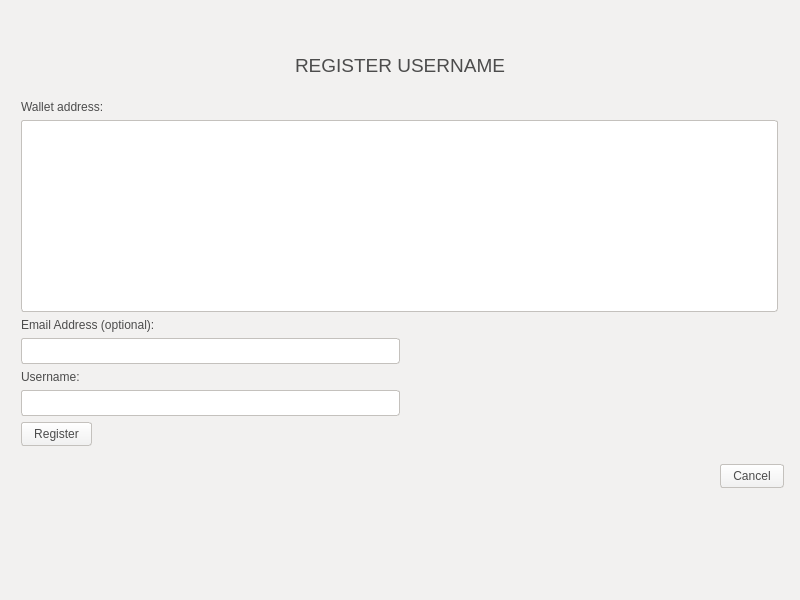
This is src/qt/forms/ChatWindow.ui in pakage/navajocoin as Qt 5 draws it before an edit. The edited form follows.
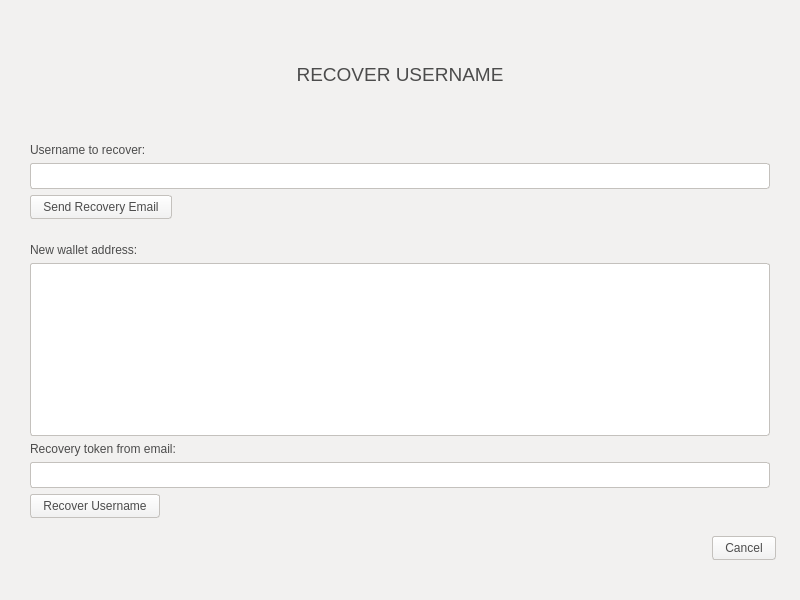
This is the edited form. The open tabs and pages were chosen to show the change. Icons and pictures are not drawn.

The edit to the form file:
```diff
--- a/src/qt/forms/ChatWindow.ui
+++ b/src/qt/forms/ChatWindow.ui
@@ -73,7 +73,7 @@
           <string notr="true">background-image:url(:/images/res/images/nav-bg.jpg)</string>
          </property>
          <property name="currentIndex">
-          <number>3</number>
+          <number>4</number>
          </property>
          <widget class="QWidget" name="chatPage">
           <layout class="QGridLayout" name="gridLayout">
@@ -297,19 +297,15 @@
            </item>
           </layout>
          </widget>
-         <widget class="QWidget" name="loginPage1">
-          <layout class="QGridLayout" name="gridLayout_3"/>
-         </widget>
          <widget class="QWidget" name="loginPage">
-          <widget class="QWidget" name="verticalLayoutWidget_2">
-           <property name="geometry">
-            <rect>
-             <x>0</x>
-             <y>0</y>
-             <width>781</width>
-             <height>581</height>
-            </rect>
-           </property>
+          <property name="minimumSize">
+           <size>
+            <width>0</width>
+            <height>0</height>
+           </size>
+          </property>
+          <layout class="QGridLayout" name="gridLayout_7">
+           <item row="0" column="0">
            <layout class="QVBoxLayout" name="verticalLayout_6">
             <item>
              <layout class="QHBoxLayout" name="horizontalLayout_5">
@@ -581,6 +577,48 @@
                    </item>
                   </layout>
                  </item>
+                  <item row="6" column="1">
+                   <layout class="QVBoxLayout" name="verticalLayout_7">
+                    <property name="spacing">
+                     <number>0</number>
+                    </property>
+                    <property name="topMargin">
+                     <number>0</number>
+                    </property>
+                    <item>
+                     <widget class="QCommandLinkButton" name="transferUsername">
+                      <property name="maximumSize">
+                       <size>
+                        <width>16777215</width>
+                        <height>25</height>
+                       </size>
+                      </property>
+                      <property name="text">
+                       <string>Transfer username</string>
+                      </property>
+                     </widget>
+                    </item>
+                    <item>
+                     <widget class="QCommandLinkButton" name="recoverUsername">
+                      <property name="maximumSize">
+                       <size>
+                        <width>16777215</width>
+                        <height>25</height>
+                       </size>
+                      </property>
+                      <property name="text">
+                       <string>Recover username</string>
+                      </property>
+                      <property name="iconSize">
+                       <size>
+                        <width>20</width>
+                        <height>20</height>
+                       </size>
+                      </property>
+                     </widget>
+                    </item>
+                   </layout>
+                  </item>
                 </layout>
                </widget>
               </item>
@@ -613,18 +651,12 @@
              </spacer>
             </item>
            </layout>
-          </widget>
+           </item>
+          </layout>
          </widget>
          <widget class="QWidget" name="registerPage">
-          <widget class="QWidget" name="verticalLayoutWidget">
-           <property name="geometry">
-            <rect>
-             <x>0</x>
-             <y>0</y>
-             <width>781</width>
-             <height>581</height>
-            </rect>
-           </property>
+          <layout class="QGridLayout" name="gridLayout_3">
+           <item row="0" column="0">
            <layout class="QVBoxLayout" name="verticalLayout_5">
             <item>
              <layout class="QHBoxLayout" name="horizontalLayout_4">
@@ -705,7 +737,7 @@
                <number>6</number>
               </property>
               <property name="topMargin">
-               <number>6</number>
+                <number>40</number>
               </property>
               <property name="rightMargin">
                <number>6</number>
@@ -939,7 +971,442 @@
              </spacer>
             </item>
            </layout>
-          </widget>
+           </item>
+          </layout>
+         </widget>
+         <widget class="QWidget" name="recoverPage">
+          <layout class="QGridLayout" name="gridLayout_6">
+           <item row="1" column="0">
+            <layout class="QHBoxLayout" name="horizontalLayout_21">
+             <property name="leftMargin">
+              <number>6</number>
+             </property>
+             <property name="topMargin">
+              <number>40</number>
+             </property>
+             <property name="rightMargin">
+              <number>6</number>
+             </property>
+             <property name="bottomMargin">
+              <number>6</number>
+             </property>
+             <item>
+              <widget class="QFrame" name="gridFrame">
+               <property name="styleSheet">
+                <string notr="true">background: none;
+background-color: #F2F1F0;
+border-radius: 3px;
+color: #4C4C4C;</string>
+               </property>
+               <layout class="QGridLayout" name="gridLayout_8">
+                <property name="leftMargin">
+                 <number>6</number>
+                </property>
+                <property name="topMargin">
+                 <number>6</number>
+                </property>
+                <property name="rightMargin">
+                 <number>6</number>
+                </property>
+                <property name="bottomMargin">
+                 <number>6</number>
+                </property>
+                <item row="4" column="0">
+                 <layout class="QHBoxLayout" name="horizontalLayout_18">
+                  <item>
+                   <widget class="QPushButton" name="sendRecoveryEmail">
+                    <property name="styleSheet">
+                     <string notr="true">background: none;
+background-color: qlineargradient(spread:pad, x1:0, y1:1, x2:0, y2:0, stop:0 rgb(240,240,240), stop:1 rgb(255, 255, 255));
+border-radius:3px;
+border: 1px solid #C4C1BD;
+color: #4C4C4C;
+padding: 4px 12px;</string>
+                    </property>
+                    <property name="text">
+                     <string>Send Recovery Email</string>
+                    </property>
+                   </widget>
+                  </item>
+                  <item>
+                   <widget class="QLabel" name="label_12">
+                    <property name="text">
+                     <string/>
+                    </property>
+                   </widget>
+                  </item>
+                  <item>
+                   <spacer name="horizontalSpacer_15">
+                    <property name="orientation">
+                     <enum>Qt::Horizontal</enum>
+                    </property>
+                    <property name="sizeHint" stdset="0">
+                     <size>
+                      <width>40</width>
+                      <height>20</height>
+                     </size>
+                    </property>
+                   </spacer>
+                  </item>
+                 </layout>
+                </item>
+                <item row="1" column="0">
+                 <layout class="QHBoxLayout" name="horizontalLayout_14">
+                  <property name="leftMargin">
+                   <number>0</number>
+                  </property>
+                  <property name="topMargin">
+                   <number>0</number>
+                  </property>
+                  <property name="rightMargin">
+                   <number>0</number>
+                  </property>
+                  <property name="bottomMargin">
+                   <number>0</number>
+                  </property>
+                  <item>
+                   <widget class="QLineEdit" name="recoveryEmail">
+                    <property name="styleSheet">
+                     <string notr="true">background-color: rgb(255,255,255);
+border-radius:3px;
+border: 1px solid #C4C1BD;
+color: #4C4C4C;
+padding: 4px;
+color: #4C4C4C;</string>
+                    </property>
+                   </widget>
+                  </item>
+                 </layout>
+                </item>
+                <item row="0" column="0">
+                 <widget class="QLabel" name="label_10">
+                  <property name="text">
+                   <string>Username to recover:</string>
+                  </property>
+                 </widget>
+                </item>
+               </layout>
+              </widget>
+             </item>
+            </layout>
+           </item>
+           <item row="0" column="0">
+            <layout class="QVBoxLayout" name="verticalLayout_8">
+             <item>
+              <layout class="QHBoxLayout" name="horizontalLayout_12">
+               <property name="topMargin">
+                <number>40</number>
+               </property>
+               <item>
+                <spacer name="horizontalSpacer_13">
+                 <property name="orientation">
+                  <enum>Qt::Horizontal</enum>
+                 </property>
+                 <property name="sizeHint" stdset="0">
+                  <size>
+                   <width>40</width>
+                   <height>20</height>
+                  </size>
+                 </property>
+                </spacer>
+               </item>
+               <item>
+                <widget class="QLabel" name="label_9">
+                 <property name="minimumSize">
+                  <size>
+                   <width>320</width>
+                   <height>0</height>
+                  </size>
+                 </property>
+                 <property name="font">
+                  <font>
+                   <pointsize>14</pointsize>
+                  </font>
+                 </property>
+                 <property name="styleSheet">
+                  <string notr="true">background: none;
+background-color: #F2F1F0;
+border-radius: 3px;
+color: #4C4C4C;
+padding: 5px 20px;</string>
+                 </property>
+                 <property name="text">
+                  <string>RECOVER USERNAME</string>
+                 </property>
+                 <property name="alignment">
+                  <set>Qt::AlignCenter</set>
+                 </property>
+                </widget>
+               </item>
+               <item>
+                <spacer name="horizontalSpacer_12">
+                 <property name="orientation">
+                  <enum>Qt::Horizontal</enum>
+                 </property>
+                 <property name="sizeHint" stdset="0">
+                  <size>
+                   <width>40</width>
+                   <height>20</height>
+                  </size>
+                 </property>
+                </spacer>
+               </item>
+              </layout>
+             </item>
+            </layout>
+           </item>
+           <item row="3" column="0">
+            <layout class="QHBoxLayout" name="horizontalLayout_15">
+             <property name="rightMargin">
+              <number>6</number>
+             </property>
+             <item>
+              <spacer name="horizontalSpacer_14">
+               <property name="orientation">
+                <enum>Qt::Horizontal</enum>
+               </property>
+               <property name="sizeHint" stdset="0">
+                <size>
+                 <width>40</width>
+                 <height>20</height>
+                </size>
+               </property>
+              </spacer>
+             </item>
+             <item>
+              <widget class="QPushButton" name="cancelRecovery">
+               <property name="styleSheet">
+                <string notr="true">background: none;
+background-color: qlineargradient(spread:pad, x1:0, y1:1, x2:0, y2:0, stop:0 rgb(240,240,240), stop:1 rgb(255, 255, 255));
+border-radius:3px;
+border: 1px solid #C4C1BD;
+color: #4C4C4C;
+padding: 4px 12px;</string>
+               </property>
+               <property name="text">
+                <string>Cancel</string>
+               </property>
+              </widget>
+             </item>
+            </layout>
+           </item>
+           <item row="5" column="0">
+            <spacer name="verticalSpacer_2">
+             <property name="orientation">
+              <enum>Qt::Vertical</enum>
+             </property>
+             <property name="sizeHint" stdset="0">
+              <size>
+               <width>20</width>
+               <height>40</height>
+              </size>
+             </property>
+            </spacer>
+           </item>
+           <item row="2" column="0">
+            <layout class="QHBoxLayout" name="horizontalLayout_16">
+             <property name="leftMargin">
+              <number>6</number>
+             </property>
+             <property name="topMargin">
+              <number>0</number>
+             </property>
+             <property name="rightMargin">
+              <number>6</number>
+             </property>
+             <property name="bottomMargin">
+              <number>6</number>
+             </property>
+             <item>
+              <widget class="QFrame" name="gridFrame">
+               <property name="styleSheet">
+                <string notr="true">background: none;
+background-color: #F2F1F0;
+border-radius: 3px;
+color: #4C4C4C;</string>
+               </property>
+               <layout class="QGridLayout" name="gridLayout_9">
+                <property name="leftMargin">
+                 <number>6</number>
+                </property>
+                <property name="topMargin">
+                 <number>6</number>
+                </property>
+                <property name="rightMargin">
+                 <number>6</number>
+                </property>
+                <property name="bottomMargin">
+                 <number>6</number>
+                </property>
+                <item row="3" column="0">
+                 <layout class="QHBoxLayout" name="horizontalLayout_17">
+                  <item>
+                   <widget class="QLineEdit" name="recoveryToken">
+                    <property name="styleSheet">
+                     <string notr="true">background-color: rgb(255,255,255);
+border-radius:3px;
+border: 1px solid #C4C1BD;
+color: #4C4C4C;
+padding: 4px;
+color: #4C4C4C;</string>
+                    </property>
+                   </widget>
+                  </item>
+                 </layout>
+                </item>
+                <item row="1" column="0">
+                 <widget class="QTableView" name="tableView">
+                  <property name="styleSheet">
+                   <string notr="true">background-color: rgb(255,255,255);
+border-radius:3px;
+border: 1px solid #C4C1BD;
+color: #4C4C4C;
+padding: 4px;
+color: #4C4C4C;</string>
+                  </property>
+                 </widget>
+                </item>
+                <item row="2" column="0">
+                 <widget class="QLabel" name="label_11">
+                  <property name="text">
+                   <string>Recovery token from email:</string>
+                  </property>
+                 </widget>
+                </item>
+                <item row="4" column="0">
+                 <layout class="QHBoxLayout" name="horizontalLayout_19">
+                  <item>
+                   <widget class="QPushButton" name="submitRecoveryToken">
+                    <property name="styleSheet">
+                     <string notr="true">background: none;
+background-color: qlineargradient(spread:pad, x1:0, y1:1, x2:0, y2:0, stop:0 rgb(240,240,240), stop:1 rgb(255, 255, 255));
+border-radius:3px;
+border: 1px solid #C4C1BD;
+color: #4C4C4C;
+padding: 4px 12px;</string>
+                    </property>
+                    <property name="text">
+                     <string>Recover Username</string>
+                    </property>
+                   </widget>
+                  </item>
+                  <item>
+                   <widget class="QLabel" name="recoveryTokenMessage">
+                    <property name="text">
+                     <string/>
+                    </property>
+                   </widget>
+                  </item>
+                  <item>
+                   <spacer name="horizontalSpacer_16">
+                    <property name="orientation">
+                     <enum>Qt::Horizontal</enum>
+                    </property>
+                    <property name="sizeHint" stdset="0">
+                     <size>
+                      <width>40</width>
+                      <height>20</height>
+                     </size>
+                    </property>
+                   </spacer>
+                  </item>
+                 </layout>
+                </item>
+                <item row="0" column="0">
+                 <widget class="QLabel" name="label_13">
+                  <property name="text">
+                   <string>New wallet address:</string>
+                  </property>
+                 </widget>
+                </item>
+               </layout>
+              </widget>
+             </item>
+            </layout>
+           </item>
+          </layout>
+         </widget>
+         <widget class="QWidget" name="transferPage">
+          <layout class="QGridLayout" name="gridLayout_10">
+           <item row="0" column="0">
+            <layout class="QVBoxLayout" name="verticalLayout_9">
+             <item>
+              <layout class="QHBoxLayout" name="horizontalLayout_13">
+               <property name="topMargin">
+                <number>40</number>
+               </property>
+               <item>
+                <spacer name="horizontalSpacer_17">
+                 <property name="orientation">
+                  <enum>Qt::Horizontal</enum>
+                 </property>
+                 <property name="sizeHint" stdset="0">
+                  <size>
+                   <width>40</width>
+                   <height>20</height>
+                  </size>
+                 </property>
+                </spacer>
+               </item>
+               <item>
+                <widget class="QLabel" name="label_14">
+                 <property name="minimumSize">
+                  <size>
+                   <width>320</width>
+                   <height>0</height>
+                  </size>
+                 </property>
+                 <property name="font">
+                  <font>
+                   <pointsize>14</pointsize>
+                  </font>
+                 </property>
+                 <property name="styleSheet">
+                  <string notr="true">background: none;
+background-color: #F2F1F0;
+border-radius: 3px;
+color: #4C4C4C;
+padding: 5px 20px;</string>
+                 </property>
+                 <property name="text">
+                  <string>TRANSFER USERNAME</string>
+                 </property>
+                 <property name="alignment">
+                  <set>Qt::AlignCenter</set>
+                 </property>
+                </widget>
+               </item>
+               <item>
+                <spacer name="horizontalSpacer_18">
+                 <property name="orientation">
+                  <enum>Qt::Horizontal</enum>
+                 </property>
+                 <property name="sizeHint" stdset="0">
+                  <size>
+                   <width>40</width>
+                   <height>20</height>
+                  </size>
+                 </property>
+                </spacer>
+               </item>
+              </layout>
+             </item>
+            </layout>
+           </item>
+           <item row="1" column="0">
+            <spacer name="verticalSpacer_3">
+             <property name="orientation">
+              <enum>Qt::Vertical</enum>
+             </property>
+             <property name="sizeHint" stdset="0">
+              <size>
+               <width>20</width>
+               <height>40</height>
+              </size>
+             </property>
+            </spacer>
+           </item>
+          </layout>
          </widget>
         </widget>
        </item>
```
Lines whose indentation alone changed are shown as unchanged.
